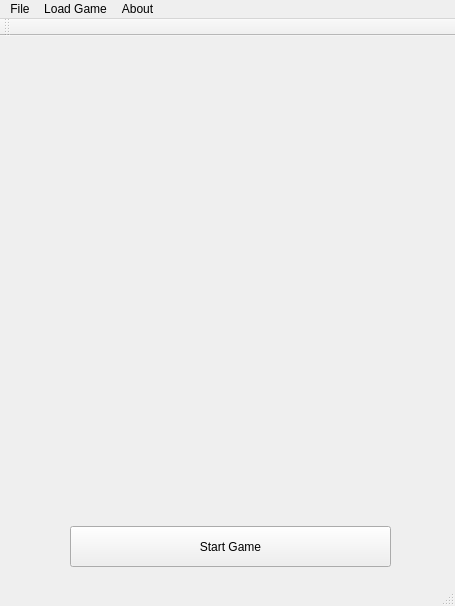
Old version of the form mainwindow.ui in the repository Bananz0/Sudoku-Solver.
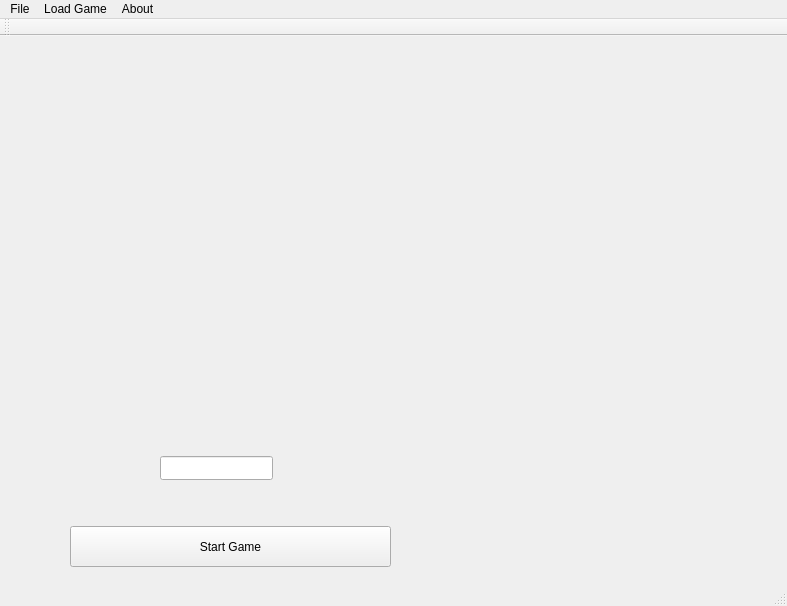
New version of the form. Icons and pictures are not drawn.

The edit to the form file:
```diff
--- a/mainwindow.ui
+++ b/mainwindow.ui
@@ -6,7 +6,7 @@
    <rect>
     <x>0</x>
     <y>0</y>
-    <width>455</width>
+    <width>787</width>
     <height>606</height>
    </rect>
   </property>
@@ -27,6 +27,16 @@
      <string>Start Game</string>
     </property>
    </widget>
+   <widget class="QLineEdit" name="lineEdit">
+    <property name="geometry">
+     <rect>
+      <x>160</x>
+      <y>420</y>
+      <width>113</width>
+      <height>24</height>
+     </rect>
+    </property>
+   </widget>
   </widget>
   <widget class="QStatusBar" name="statusBar"/>
   <widget class="QMenuBar" name="menuBar">
@@ -34,7 +44,7 @@
     <rect>
      <x>0</x>
      <y>0</y>
-     <width>455</width>
+     <width>787</width>
      <height>21</height>
     </rect>
    </property>
```
